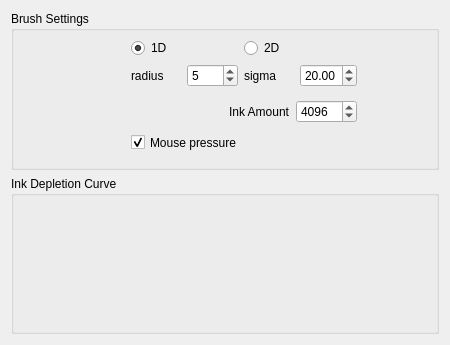
Old version of the form krita/plugins/paintops/sumie/wdgsumieoptions.ui in the repository KDE/krita.
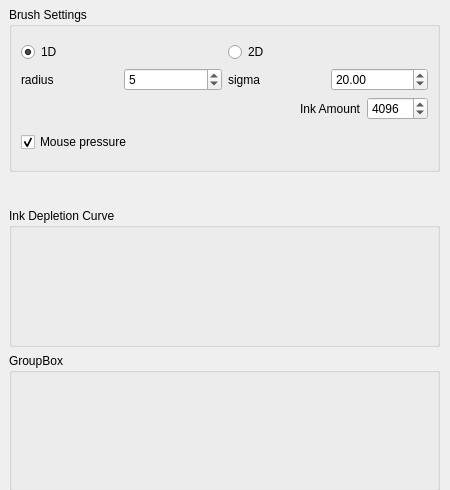
New version of the form. Custom widgets are drawn as their Qt base class.

Patch:
```diff
--- a/krita/plugins/paintops/sumie/wdgsumieoptions.ui
+++ b/krita/plugins/paintops/sumie/wdgsumieoptions.ui
@@ -6,45 +6,41 @@
     <x>0</x>
     <y>0</y>
     <width>450</width>
-    <height>345</height>
+    <height>490</height>
    </rect>
   </property>
   <property name="minimumSize" >
    <size>
     <width>450</width>
-    <height>345</height>
+    <height>490</height>
    </size>
   </property>
   <property name="windowTitle" >
    <string>Form</string>
   </property>
-  <layout class="QGridLayout" >
-   <item row="2" column="0" >
-    <widget class="QGroupBox" name="groupBox" >
-     <property name="title" >
-      <string>Ink Depletion Curve</string>
-     </property>
-     <layout class="QGridLayout" >
-      <item row="0" column="0" >
-       <widget class="KCurve" native="1" name="inkCurve" />
-      </item>
-     </layout>
-    </widget>
-   </item>
+  <widget class="QWidget" name="layoutWidget" >
+   <property name="geometry" >
+    <rect>
+     <x>9</x>
+     <y>7</y>
+     <width>431</width>
+     <height>484</height>
+    </rect>
+   </property>
+   <layout class="QGridLayout" name="gridLayout" >
    <item row="0" column="0" >
     <widget class="QGroupBox" name="brushGroup" >
+      <property name="minimumSize" >
+       <size>
+        <width>0</width>
+        <height>165</height>
+       </size>
+      </property>
      <property name="title" >
       <string>Brush Settings</string>
      </property>
-     <widget class="QWidget" name="layoutWidget" >
-      <property name="geometry" >
-       <rect>
-        <x>120</x>
-        <y>20</y>
-        <width>226</width>
-        <height>99</height>
-       </rect>
-      </property>
+      <layout class="QVBoxLayout" name="verticalLayout" >
+       <item>
       <layout class="QVBoxLayout" >
        <item>
         <layout class="QGridLayout" >
@@ -130,16 +126,9 @@
         </layout>
        </item>
       </layout>
-     </widget>
+       </item>
+       <item>
      <widget class="QCheckBox" name="mousePressureCBox" >
-      <property name="geometry" >
-       <rect>
-        <x>120</x>
-        <y>120</y>
-        <width>131</width>
-        <height>23</height>
-       </rect>
-      </property>
       <property name="text" >
        <string>Mouse pressure</string>
       </property>
@@ -147,9 +136,77 @@
        <bool>true</bool>
       </property>
      </widget>
-    </widget>
-   </item>
-  </layout>
+       </item>
+      </layout>
+     </widget>
+    </item>
+    <item row="1" column="0" >
+     <spacer name="verticalSpacer" >
+      <property name="orientation" >
+       <enum>Qt::Vertical</enum>
+      </property>
+      <property name="sizeType" >
+       <enum>QSizePolicy::Fixed</enum>
+      </property>
+      <property name="sizeHint" stdset="0" >
+       <size>
+        <width>429</width>
+        <height>30</height>
+       </size>
+      </property>
+     </spacer>
+    </item>
+    <item row="2" column="0" >
+     <widget class="QGroupBox" name="groupBox" >
+      <property name="minimumSize" >
+       <size>
+        <width>0</width>
+        <height>130</height>
+       </size>
+      </property>
+      <property name="title" >
+       <string>Ink Depletion Curve</string>
+      </property>
+      <widget class="KCurve" native="1" name="inkCurve" >
+       <property name="geometry" >
+        <rect>
+         <x>11</x>
+         <y>30</y>
+         <width>410</width>
+         <height>111</height>
+        </rect>
+       </property>
+      </widget>
+     </widget>
+    </item>
+    <item row="3" column="0" >
+     <widget class="QGroupBox" name="previewGroupBox" >
+      <property name="minimumSize" >
+       <size>
+        <width>0</width>
+        <height>130</height>
+       </size>
+      </property>
+      <property name="title" >
+       <string>GroupBox</string>
+      </property>
+      <widget class="QLabel" name="previewLbl" >
+       <property name="geometry" >
+        <rect>
+         <x>10</x>
+         <y>20</y>
+         <width>411</width>
+         <height>101</height>
+        </rect>
+       </property>
+       <property name="text" >
+        <string/>
+       </property>
+      </widget>
+     </widget>
+    </item>
+   </layout>
+  </widget>
  </widget>
  <customwidgets>
   <customwidget>
```
Lines whose indentation alone changed are shown as unchanged.
